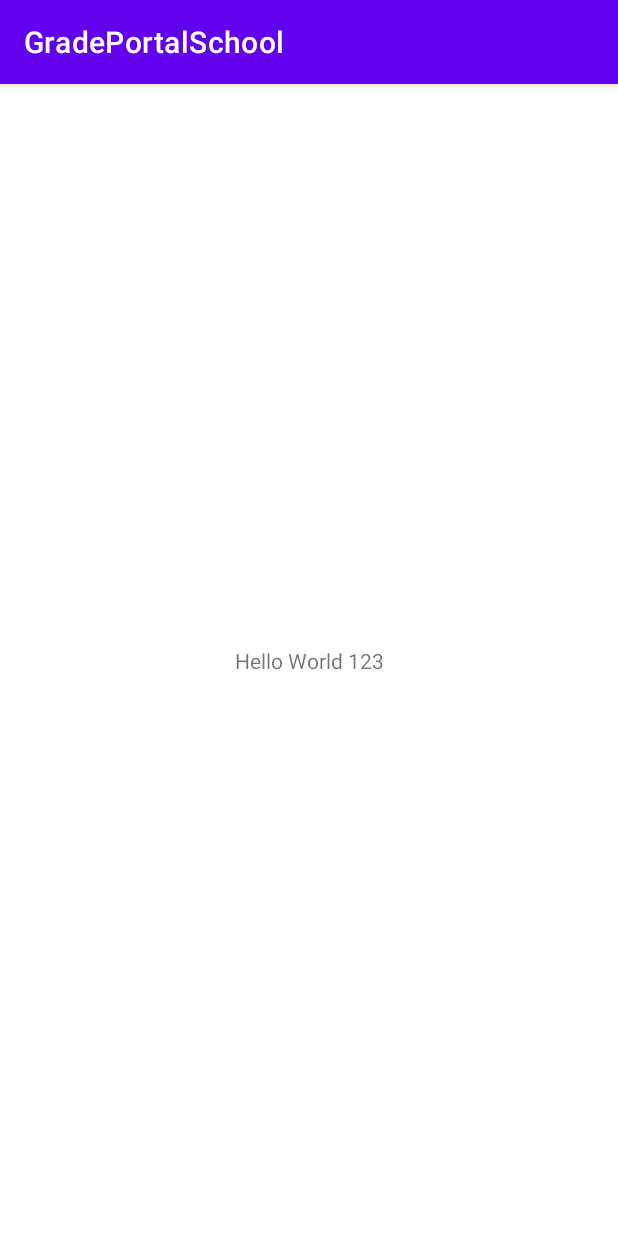
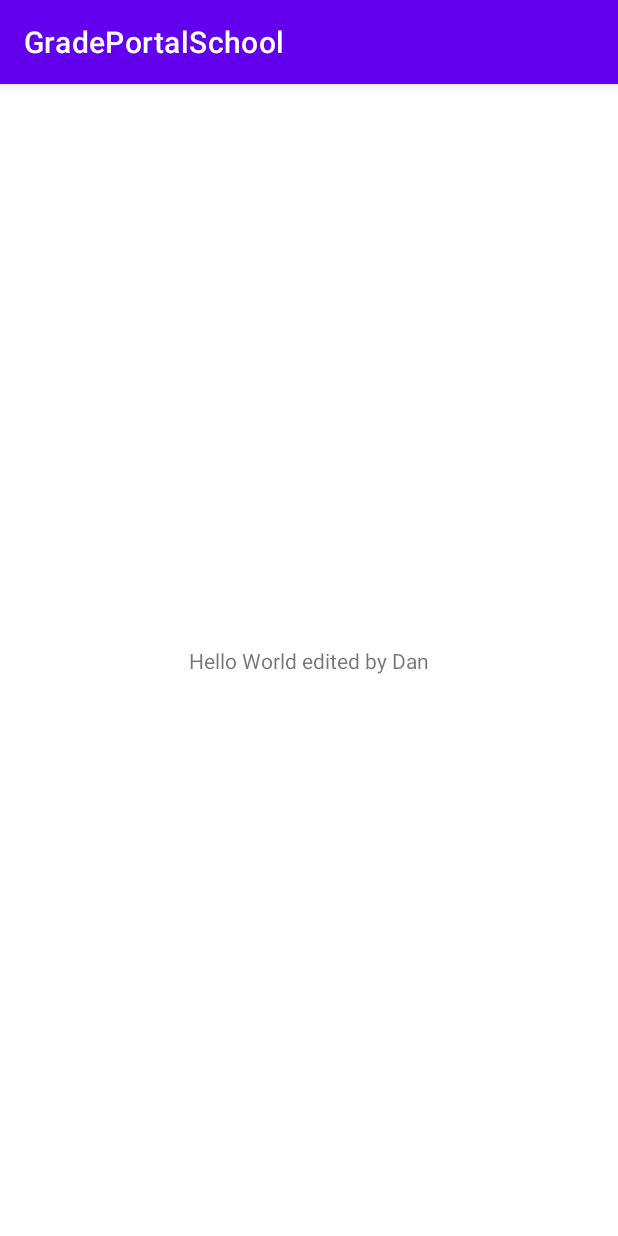
Before and after one commit to itechpaulj/gportal, an Android app: the screen it shows after launch (MainActivity), on a phone screen of 412 x 824 dp. Run offline under Robolectric (Android 15) with nearby library versions, the phone set to English and light mode, and no system bars.

Commit message:
edited hello world

```diff
--- a/app/src/main/res/layout/activity_main.xml
+++ b/app/src/main/res/layout/activity_main.xml
@@ -9,7 +9,7 @@
     <TextView
         android:layout_width="wrap_content"
         android:layout_height="wrap_content"
-        android:text="Hello World 123"
+        android:text="Hello World edited by Dan"
         app:layout_constraintBottom_toBottomOf="parent"
         app:layout_constraintLeft_toLeftOf="parent"
         app:layout_constraintRight_toRightOf="parent"
```
